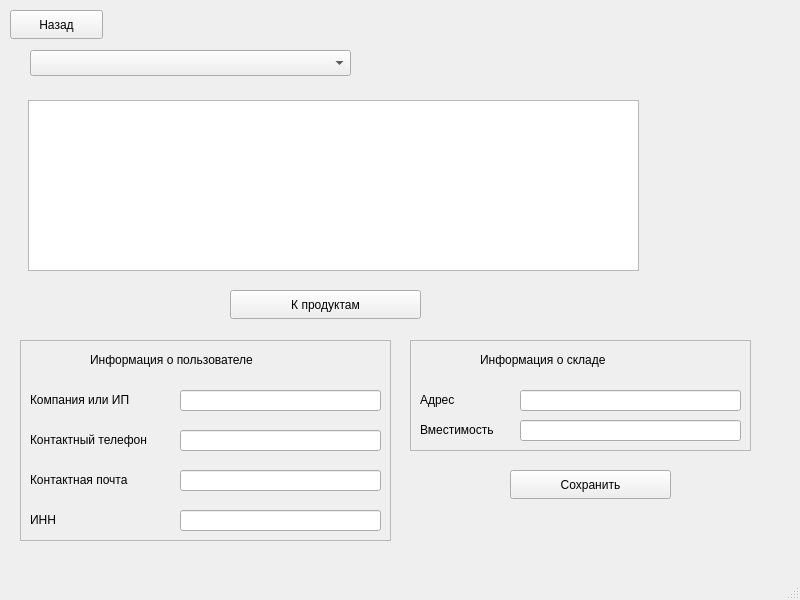
This is warehouseOwnerMenu.ui in Zel1k21/warehouse_management_qt as Qt 5 draws it before an edit. The edited form follows.
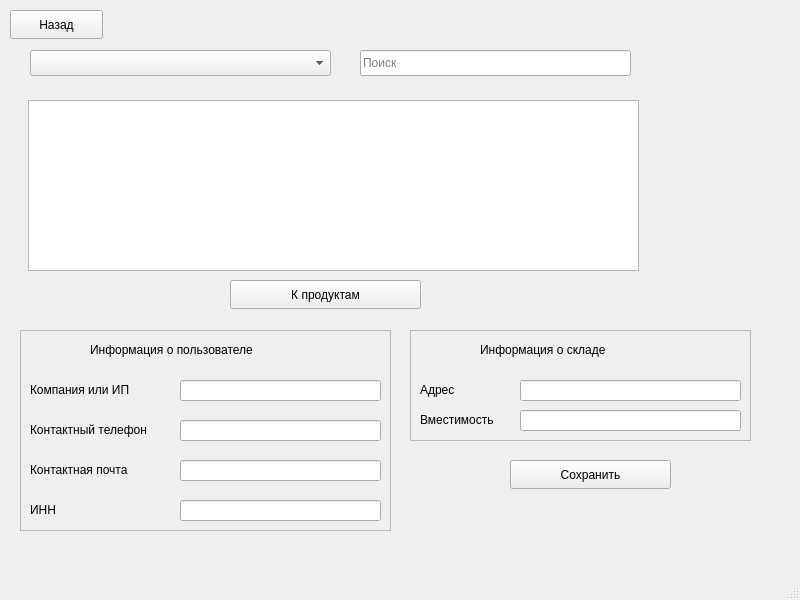
This is the edited form. The open tabs and pages were chosen to show the change.

Commit message: add accountType.h and warehouseDialog for report printing. Fix sum bugs.

Patch:
```diff
--- a/warehouseOwnerMenu.ui
+++ b/warehouseOwnerMenu.ui
@@ -18,7 +18,7 @@
     <property name="geometry">
      <rect>
       <x>20</x>
-      <y>340</y>
+      <y>330</y>
       <width>371</width>
       <height>201</height>
      </rect>
@@ -139,7 +139,7 @@
     <property name="geometry">
      <rect>
       <x>410</x>
-      <y>340</y>
+      <y>330</y>
       <width>341</width>
       <height>111</height>
      </rect>
@@ -214,7 +214,7 @@
     <property name="geometry">
      <rect>
       <x>510</x>
-      <y>470</y>
+      <y>460</y>
       <width>161</width>
       <height>29</height>
      </rect>
@@ -241,7 +241,7 @@
      <rect>
       <x>30</x>
       <y>50</y>
-      <width>321</width>
+      <width>301</width>
       <height>26</height>
      </rect>
     </property>
@@ -273,7 +273,7 @@
       <property name="geometry">
        <rect>
         <x>210</x>
-        <y>200</y>
+        <y>190</y>
         <width>191</width>
         <height>29</height>
        </rect>
@@ -309,6 +309,19 @@
      </widget>
     </widget>
    </widget>
+   <widget class="QLineEdit" name="searchField">
+    <property name="geometry">
+     <rect>
+      <x>360</x>
+      <y>50</y>
+      <width>271</width>
+      <height>26</height>
+     </rect>
+    </property>
+    <property name="placeholderText">
+     <string>Поиск</string>
+    </property>
+   </widget>
   </widget>
   <widget class="QMenuBar" name="menubar">
    <property name="geometry">
```
Left out of the diff: 6 changed lines with no effect on the pictures. The commit also changes 16 other files.
